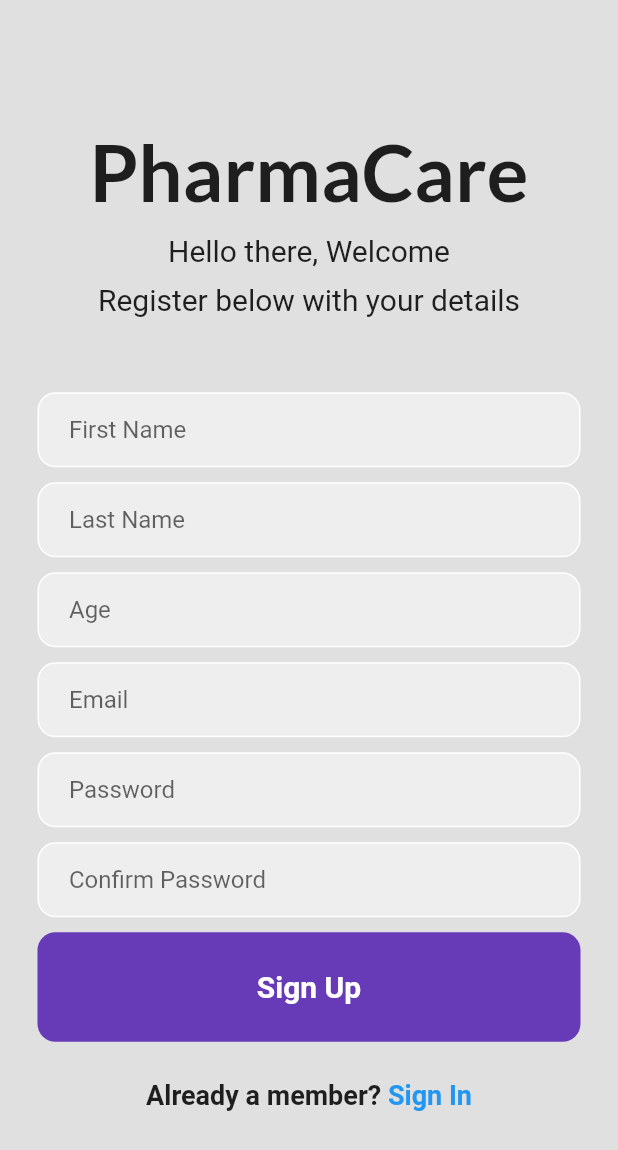
After one commit to NanaTutu/pharmacare, a Flutter app: the screen it shows after launch, after a tap on "Register Now", on a phone screen of 412 x 824 dp. The commit adds this screen. Shown: the top 1150 px of the screen. Run offline on Flutter 3.47's test engine with Material 2 defaults, Android fonts, the phone set to English and light mode, and no system bars; our stand-ins replace cloud_firestore, firebase_auth, firebase_core, google_fonts, quickalert; accounts and stored records are empty; network calls fail.

Commit message:
14-04-2022 Commit
registeration and forgot password processes done.
alert system is also in place

```diff
--- /dev/null
+++ b/lib/Auth/AuthPage.dart
@@ -0,0 +1,31 @@
+import 'package:flutter/material.dart';
+import 'package:pharmacare/Screens/LoginPage.dart';
+import 'package:pharmacare/Screens/RegisterPage.dart';
+
+class AuthPage extends StatefulWidget {
+  const AuthPage({Key? key}) : super(key: key);
+
+  @override
+  State<AuthPage> createState() => _AuthPageState();
+}
+
+class _AuthPageState extends State<AuthPage> {
+
+  //initially show the Login page
+  bool showLoginPage = true;
+
+  void toggleScreens(){
+    setState(() {
+      showLoginPage = !showLoginPage;
+    });
+  }
+
+  @override
+  Widget build(BuildContext context) {
+    if(showLoginPage){
+      return LoginPage(showRegisterPage: toggleScreens);
+    }else{
+      return RegisterPage(showLoginPage: toggleScreens);
+    }
+  }
+}
--- a/lib/Screens/AuthRedirect.dart
+++ b/lib/Auth/AuthRedirect.dart
@@ -1,7 +1,7 @@
 import 'package:firebase_auth/firebase_auth.dart';
 import 'package:flutter/material.dart';
+import 'package:pharmacare/Auth/AuthPage.dart';
 import 'package:pharmacare/Screens/HomePage.dart';
-import 'package:pharmacare/Screens/LoginPage.dart';
 
 
 class AuthRedirect extends StatelessWidget {
@@ -16,7 +16,7 @@ class AuthRedirect extends StatelessWidget {
           if(snapshot.hasData){
             return Homepage();
           }else{
-            return LoginPage();
+            return AuthPage();
           }
         },
       ),
--- a/lib/Screens/HomePage.dart
+++ b/lib/Screens/HomePage.dart
@@ -1,7 +1,6 @@
 import 'package:firebase_auth/firebase_auth.dart';
 import 'package:flutter/material.dart';
 import 'package:google_fonts/google_fonts.dart';
-import 'package:pharmacare/Screens/LoginPage.dart';
 
 class Homepage extends StatefulWidget {
   const Homepage({Key? key}) : super(key: key);
--- a/lib/Screens/LoginPage.dart
+++ b/lib/Screens/LoginPage.dart
@@ -3,9 +3,13 @@ import 'package:flutter/material.dart';
 import 'package:google_fonts/google_fonts.dart';
 import 'dart:async';
 import 'dart:io';
+import 'package:quickalert/quickalert.dart';
+
+import 'package:pharmacare/Screens/ForgotPasswordPage.dart';
 
 class LoginPage extends StatefulWidget {
-  const LoginPage({Key? key}) : super(key: key);
+  final VoidCallback showRegisterPage;
+  const LoginPage({Key? key, required this.showRegisterPage}) : super(key: key);
 
   @override
   State<LoginPage> createState() => _LoginPageState();
@@ -25,11 +29,11 @@ class _LoginPageState extends State<LoginPage> {
           password: _passwordController.text.trim()
       );
     }on FirebaseAuthException catch  (e) {
-      showDialog(
+      QuickAlert.show(
         context: context,
-        builder: (BuildContext context) {
-          return alert;
-        },
+        type: QuickAlertType.error,
+        title: 'Oops...',
+        text: 'Wrong email or password',
       );
     }
   }
@@ -146,6 +150,35 @@ class _LoginPageState extends State<LoginPage> {
                 ),
                 const SizedBox(height: 10),
 
+                Padding(
+                  padding: const EdgeInsets.symmetric(
+                    horizontal: 25
+                  ),
+                  child: Row(
+                    mainAxisAlignment: MainAxisAlignment.end,
+                    children:[
+                      GestureDetector(
+                        onTap: (){
+                          Navigator.push(
+                            context,
+                            MaterialPageRoute(builder: (context){ return ForgotPasswordPage();})
+                          );
+                        },
+                        child: const Text(
+                          'Forgot Password',
+                          style: TextStyle(
+                              color: Colors.blue,
+                              fontWeight: FontWeight.bold,
+                              fontSize: 18
+                          ),
+                        ),
+                      ),
+                    ],
+                  ),
+                ),
+
+                const SizedBox(height: 10),
+
                 //sign in button
                 Padding(
                   padding: const EdgeInsets.symmetric(
@@ -177,20 +210,23 @@ class _LoginPageState extends State<LoginPage> {
                 //not a member? register now
                 Row(
                   mainAxisAlignment: MainAxisAlignment.center,
-                  children: const [
-                    Text(
+                  children: [
+                    const Text(
                       'Not a member? ',
                       style: TextStyle(
                         fontWeight: FontWeight.bold,
                         fontSize: 18
                       ),
                     ),
-                    Text(
-                      'Register Now',
-                      style: TextStyle(
-                        color: Colors.blue,
-                        fontWeight: FontWeight.bold,
-                        fontSize: 18
+                    GestureDetector(
+                      onTap: widget.showRegisterPage,
+                      child: const Text(
+                        'Register Now',
+                        style: TextStyle(
+                          color: Colors.blue,
+                          fontWeight: FontWeight.bold,
+                          fontSize: 18
+                        ),
                       ),
                     )
                   ],
--- /dev/null
+++ b/lib/Screens/RegisterPage.dart
@@ -0,0 +1,351 @@
+import 'package:cloud_firestore/cloud_firestore.dart';
+import 'package:firebase_auth/firebase_auth.dart';
+import 'package:flutter/material.dart';
+import 'package:google_fonts/google_fonts.dart';
+import 'package:quickalert/models/quickalert_animtype.dart';
+import 'package:quickalert/models/quickalert_type.dart';
+import 'package:quickalert/widgets/quickalert_dialog.dart';
+
+class RegisterPage extends StatefulWidget {
+  final VoidCallback showLoginPage;
+  const RegisterPage({Key? key, required this.showLoginPage}) : super(key: key);
+
+  @override
+  State<RegisterPage> createState() => _RegisterPageState();
+}
+
+class _RegisterPageState extends State<RegisterPage> {
+
+  //controller
+  final _emailController = TextEditingController();
+  final _passwordController = TextEditingController();
+  final _confirmPasswordController = TextEditingController();
+  final _firstNameController = TextEditingController();
+  final _lastNameController = TextEditingController();
+  final _ageController = TextEditingController();
+
+  Future signup() async{
+    if(passwordConfirmed()) {
+      //create user
+      try{
+        await FirebaseAuth.instance.createUserWithEmailAndPassword(
+            email: _emailController.text.trim(),
+            password: _passwordController.text.trim()
+        );
+
+        //add user details
+        addUserDetails(
+            _firstNameController.text.trim(),
+            _lastNameController.text.trim(),
+            _emailController.text.trim(),
+            int.parse(_ageController.text.trim())
+        );
+      } on FirebaseAuthException catch(e){
+        QuickAlert.show(
+          context: context,
+          type: QuickAlertType.error,
+          title: 'Oops...',
+          text: e.message.toString(),
+        );
+      }
+    }
+  }
+
+  Future addUserDetails(String firstname, String lastname, String email, int age) async{
+    await FirebaseFirestore.instance.collection('users').add({
+      'first_name': firstname,
+      'last_name': lastname,
+      'email': email,
+      'age': age,
+    });
+  }
+
+  bool passwordConfirmed(){
+    if(_passwordController.text.trim() == _confirmPasswordController.text.trim()){
+      return true;
+    }else{
+      return false;
+    }
+  }
+
+  @override
+  void dispose() {
+    // TODO: implement dispose
+    _emailController.dispose();
+    _passwordController.dispose();
+    _firstNameController.dispose();
+    _lastNameController.dispose();
+    _ageController.dispose();
+    _confirmPasswordController.dispose();
+    super.dispose();
+  }
+
+  @override
+  Widget build(BuildContext context) {
+    return Scaffold(
+        backgroundColor: Colors.grey[300],
+        body: SafeArea(
+            child: Center(
+              child: SingleChildScrollView(
+                child: Column(
+                  mainAxisAlignment: MainAxisAlignment.center,
+                  children: [
+                    //hello again
+                    Text(
+                        'PharmaCare',
+                        style: GoogleFonts.lato(
+                            fontSize: 52,
+                            fontWeight: FontWeight.bold
+                        )
+                    ),
+                    const SizedBox(height: 10),
+                    const Text(
+                      'Hello there, Welcome',
+                      style: TextStyle(
+                        fontSize: 20,
+                      ),
+                    ),
+                    const SizedBox(height: 10),
+                    const Text(
+                      'Register below with your details',
+                      style: TextStyle(
+                        fontSize: 20,
+                      ),
+                    ),
+                    const SizedBox(height: 50),
+
+                    //firstname textfield
+                    Padding(
+                      padding: const EdgeInsets.symmetric(
+                          horizontal: 25
+                      ),
+                      child: Container(
+                        decoration: BoxDecoration(
+                            color: Colors.grey[200],
+                            border: Border.all(
+                                color: Colors.white
+                            ),
+                            borderRadius: BorderRadius.circular(12)
+                        ),
+                        child: Padding(
+                          padding: const EdgeInsets.only(
+                              left: 20
+                          ),
+                          child: TextField(
+                            controller: _firstNameController,
+                            decoration: const InputDecoration(
+                                border: InputBorder.none,
+                                hintText: 'First Name'
+                            ),
+                          ),
+                        ),
+                      ),
+                    ),
+                    const SizedBox(height: 10),
+
+                    //Last Name textfield
+                    Padding(
+                      padding: const EdgeInsets.symmetric(
+                          horizontal: 25
+                      ),
+                      child: Container(
+                        decoration: BoxDecoration(
+                            color: Colors.grey[200],
+                            border: Border.all(
+                                color: Colors.white
+                            ),
+                            borderRadius: BorderRadius.circular(12)
+                        ),
+                        child: Padding(
+                          padding: const EdgeInsets.only(
+                              left: 20
+                          ),
+                          child: TextField(
+                            controller: _lastNameController,
+                            decoration: const InputDecoration(
+                                border: InputBorder.none,
+                                hintText: 'Last Name'
+                            ),
+                          ),
+                        ),
+                      ),
+                    ),
+                    const SizedBox(height: 10),
+
+                    //Age textfield
+                    Padding(
+                      padding: const EdgeInsets.symmetric(
+                          horizontal: 25
+                      ),
+                      child: Container(
+                        decoration: BoxDecoration(
+                            color: Colors.grey[200],
+                            border: Border.all(
+                                color: Colors.white
+                            ),
+                            borderRadius: BorderRadius.circular(12)
+                        ),
+                        child: Padding(
+                          padding: const EdgeInsets.only(
+                              left: 20
+                          ),
+                          child: TextField(
+                            controller: _ageController,
+                            decoration: const InputDecoration(
+                                border: InputBorder.none,
+                                hintText: 'Age'
+                            ),
+                          ),
+                        ),
+                      ),
+                    ),
+                    const SizedBox(height: 10),
+
+                    //email textfield
+                    Padding(
+                      padding: const EdgeInsets.symmetric(
+                          horizontal: 25
+                      ),
+                      child: Container(
+                        decoration: BoxDecoration(
+                            color: Colors.grey[200],
+                            border: Border.all(
+                                color: Colors.white
+                            ),
+                            borderRadius: BorderRadius.circular(12)
+                        ),
+                        child: Padding(
+                          padding: const EdgeInsets.only(
+                              left: 20
+                          ),
+                          child: TextField(
+                            controller: _emailController,
+                            decoration: const InputDecoration(
+                                border: InputBorder.none,
+                                hintText: 'Email'
+                            ),
+                          ),
+                        ),
+                      ),
+                    ),
+                    const SizedBox(height: 10),
+
+                    //confirm password text field
+                    Padding(
+                      padding: const EdgeInsets.symmetric(
+                          horizontal: 25
+                      ),
+                      child: Container(
+                        decoration: BoxDecoration(
+                            color: Colors.grey[200],
+                            border: Border.all(
+                                color: Colors.white
+                            ),
+                            borderRadius: BorderRadius.circular(12)
+                        ),
+                        child: Padding(
+                          padding: const EdgeInsets.only(
+                              left: 20
+                          ),
+                          child: TextField(
+                            controller: _passwordController,
+                            obscureText: true,
+                            decoration: const InputDecoration(
+                                border: InputBorder.none,
+                                hintText: 'Password'
+                            ),
+                          ),
+                        ),
+                      ),
+                    ),
+                    const SizedBox(height: 10),
+                    //password textfield
+                    Padding(
+                      padding: const EdgeInsets.symmetric(
+                          horizontal: 25
+                      ),
+                      child: Container(
+                        decoration: BoxDecoration(
+                            color: Colors.grey[200],
+                            border: Border.all(
+                                color: Colors.white
+                            ),
+                            borderRadius: BorderRadius.circular(12)
+                        ),
+                        child: Padding(
+                          padding: const EdgeInsets.only(
+                              left: 20
+                          ),
+                          child: TextField(
+                            controller: _confirmPasswordController,
+                            obscureText: true,
+                            decoration: const InputDecoration(
+                                border: InputBorder.none,
+                                hintText: 'Confirm Password'
+                            ),
+                          ),
+                        ),
+                      ),
+                    ),
+                    const SizedBox(height: 10),
+
+                    //sign up button
+                    Padding(
+                      padding: const EdgeInsets.symmetric(
+                          horizontal: 25
+                      ),
+                      child: GestureDetector(
+                        onTap: signup,
+                        child: Container(
+                          padding: const EdgeInsets.all(25),
+                          decoration: BoxDecoration(
+                              color: Colors.deepPurple,
+                              borderRadius: BorderRadius.circular(12)
+                          ),
+                          child: const Center(
+                            child: Text(
+                              'Sign Up',
+                              style: TextStyle(
+                                  color: Colors.white,
+                                  fontWeight: FontWeight.bold,
+                                  fontSize: 20
+                              ),
+                            ),
+                          ),
+                        ),
+                      ),
+                    ),
+                    const SizedBox(height: 25),
+
+                    //not a member? register now
+                    Row(
+                      mainAxisAlignment: MainAxisAlignment.center,
+                      children: [
+                        const Text(
+                          'Already a member? ',
+                          style: TextStyle(
+                              fontWeight: FontWeight.bold,
+                              fontSize: 18
+                          ),
+                        ),
+                        GestureDetector(
+                          onTap: widget.showLoginPage,
+                          child: const Text(
+                            'Sign In',
+                            style: TextStyle(
+                                color: Colors.blue,
+                                fontWeight: FontWeight.bold,
+                                fontSize: 18
+                            ),
+                          ),
+                        )
+                      ],
+                    )
+                  ],
+                ),
+              ),
+            )
+        )
+    );
+  }
+}
--- a/lib/main.dart
+++ b/lib/main.dart
@@ -1,7 +1,6 @@
 import 'package:flutter/material.dart';
 import 'package:firebase_core/firebase_core.dart';
-import 'package:pharmacare/Screens/AuthRedirect.dart';
-import 'package:pharmacare/Screens/LoginPage.dart';
+import 'package:pharmacare/Auth/AuthRedirect.dart';
 
 
 void main() async{
--- a/pubspec.yaml
+++ b/pubspec.yaml
@@ -38,6 +38,8 @@ dependencies:
   firebase_auth:
   firebase_core:
   google_fonts:
+  cloud_firestore:
+  quickalert: ^1.0.1
 
 dev_dependencies:
   flutter_test:
```
Also changed, not shown: lib/Screens/ForgotPasswordPage.dart (added, +110 -0 lines), pubspec.lock, 1 other file.
